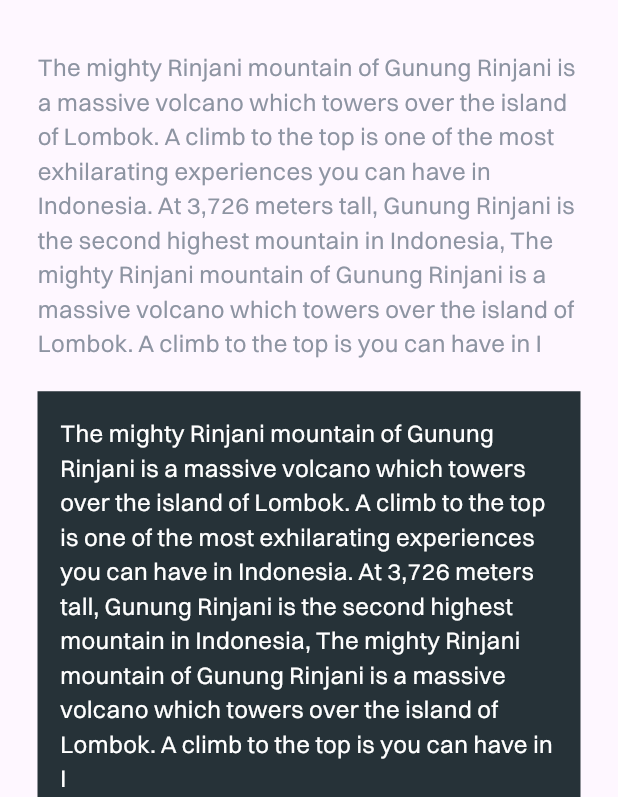
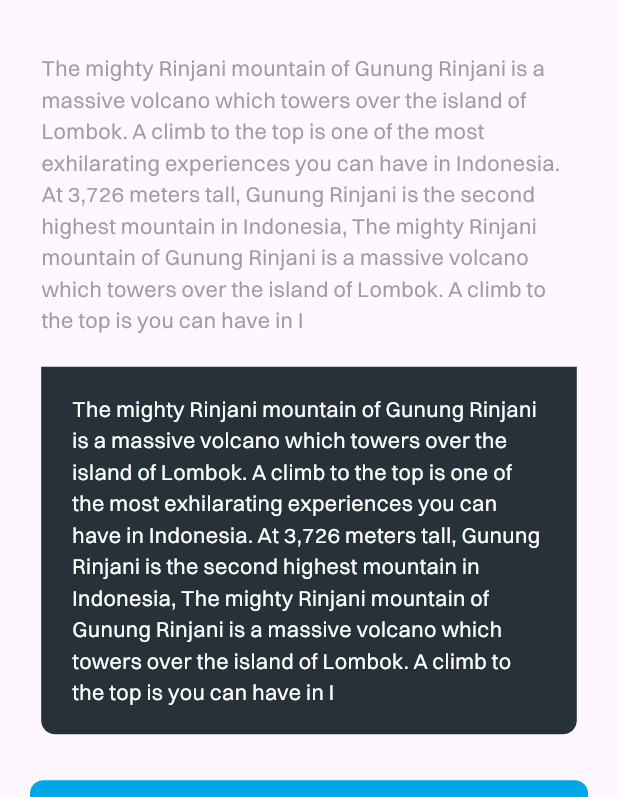
Before and after one commit to codegyept/travellapp, a Flutter app: the AboutUsScreen screen opened by its route, on a phone screen of 412 x 824 dp, the part 439-1236 px from its top. Run offline on Flutter 3.47's test engine with Material 3 defaults, Android fonts, the phone set to English and light mode, and no system bars; our stand-ins replace bloc, dotted_line, flutter_bloc, flutter_screenutil, flutter_svg, get_it and 3 more.

Commit message:
refactor info screens

```diff
--- a/lib/core/utils/app_strings.dart
+++ b/lib/core/utils/app_strings.dart
@@ -412,4 +412,7 @@ Official Channels:
   static const creditDebitCards = "Credit & Debit Cards";
   static const addNewCard = "Add New Card";
   static const payment = "Payment";
+  static const privacyPolicy = "Privacy Policy";
+  static const termsConditions = "Terms & Conditions";
+  static const faqs = "FAQs";
 }
--- a/lib/features/layout_screen/presentation/views/about_us_screen.dart
+++ b/lib/features/layout_screen/presentation/views/about_us_screen.dart
@@ -1,8 +1,10 @@
 import 'package:flutter/material.dart';
+import 'package:flutter_screenutil/flutter_screenutil.dart';
 import 'package:rehlatyuae/core/utils/app_assets.dart';
+import 'package:rehlatyuae/core/utils/app_colors.dart';
 import 'package:rehlatyuae/core/utils/custom_expansion_tile.dart';
+import 'package:rehlatyuae/features/layout_screen/presentation/views/widgets/experiences_section.dart';
 import 'package:rehlatyuae/features/layout_screen/presentation/views/widgets/preview_travels_section.dart';
-import 'package:rehlatyuae/features/layout_screen/presentation/views/widgets/experiences_section.dart';
 import 'package:rehlatyuae/features/layout_screen/presentation/views/widgets/title_section.dart';
 
 class AboutUsScreen extends StatelessWidget {
@@ -19,29 +21,33 @@ class AboutUsScreen extends StatelessWidget {
             imagePath: AppAssets.rectangle,
           ),
           Padding(
-            padding: const EdgeInsets.symmetric(horizontal: 25).copyWith(top: 34),
-            child: const Text(
+            padding: EdgeInsets.symmetric(horizontal: 20.w).copyWith(
+              top: 34.h,
+            ),
+            child: Text(
               'The mighty Rinjani mountain of Gunung Rinjani is a massive volcano which towers over the island of Lombok. A climb to the top is one of the most exhilarating experiences you can have in Indonesia. At 3,726 meters tall, Gunung Rinjani is the second highest mountain in Indonesia, The mighty Rinjani mountain of Gunung Rinjani is a massive volcano which towers over the island of Lombok. A climb to the top is you can have in I',
               style: TextStyle(
-                color: Color(0xFF8D94A2),
-                fontSize: 16,
+                color: AppColors.grey,
+                fontSize: 14.sp,
+                fontWeight: FontWeight.w400,
               ),
             ),
           ),
           Container(
-            padding: const EdgeInsets.symmetric(horizontal: 15, vertical: 17),
-            margin: const EdgeInsets.symmetric(horizontal: 25, vertical: 20),
-            decoration: const BoxDecoration(
-              color: Color(0xFF263238),
+            padding: EdgeInsets.symmetric(horizontal: 15.w, vertical: 17.h),
+            margin: EdgeInsets.symmetric(horizontal: 20.w, vertical: 20.h),
+            decoration: BoxDecoration(
+              color: AppColors.backgroundColorExpansionAndText,
               borderRadius: BorderRadius.vertical(
-                bottom: Radius.circular(9),
+                bottom: Radius.circular(9.r),
               ),
             ),
-            child: const Text(
+            child: Text(
               'The mighty Rinjani mountain of Gunung Rinjani is a massive volcano which towers over the island of Lombok. A climb to the top is one of the most exhilarating experiences you can have in Indonesia. At 3,726 meters tall, Gunung Rinjani is the second highest mountain in Indonesia, The mighty Rinjani mountain of Gunung Rinjani is a massive volcano which towers over the island of Lombok. A climb to the top is you can have in I',
               style: TextStyle(
                 color: Colors.white,
-                fontSize: 16,
+                fontSize: 14.sp,
+                fontWeight: FontWeight.w400,
               ),
             ),
           ),
@@ -57,7 +63,7 @@ class AboutUsScreen extends StatelessWidget {
             title: "Number of evaluations received",
             content: "1000+ Reviews on Rehlatyuae by our Travelers",
           ),
-          const PreviewTravelsSection(),
+          const PreviewTravelsSection(hasBookButton: false),
           const ExperiencesSections(),
         ],
       ),
--- a/lib/features/layout_screen/presentation/views/faq_screen.dart
+++ b/lib/features/layout_screen/presentation/views/faq_screen.dart
@@ -1,5 +1,6 @@
 import 'package:flutter/material.dart';
 import 'package:rehlatyuae/core/utils/app_assets.dart';
+import 'package:rehlatyuae/core/utils/app_strings.dart';
 import 'package:rehlatyuae/core/utils/custom_expansion_tile.dart';
 import 'package:rehlatyuae/features/layout_screen/presentation/views/widgets/title_section.dart';
 
@@ -12,8 +13,8 @@ class FAQsScreen extends StatelessWidget {
       body: ListView(
         children: const [
           TitleSection(
-            title: "FAQs",
-            subTitle: "FAQs",
+            title: AppStrings.faqs,
+            subTitle: AppStrings.faqs,
             imagePath: AppAssets.rectangle,
           ),
           CustomExpansionTile(
--- a/lib/features/layout_screen/presentation/views/privacy_policy_screen.dart
+++ b/lib/features/layout_screen/presentation/views/privacy_policy_screen.dart
@@ -13,12 +13,12 @@ class PrivacyPolicyScreen extends StatelessWidget {
       body: ListView(
         children: const [
           TitleSection(
-            title: "Privacy Policy",
-            subTitle: "Privacy Policy",
+            title: AppStrings.privacyPolicy,
+            subTitle: AppStrings.privacyPolicy,
             imagePath: AppAssets.rectangle,
           ),
           PrivacySection(
-            title: "Privacy Policy",
+            title: AppStrings.privacyPolicy,
             content: AppStrings.privacyPolicyContent,
           ),
         ],
--- a/lib/features/layout_screen/presentation/views/terms_conditions_screen.dart
+++ b/lib/features/layout_screen/presentation/views/terms_conditions_screen.dart
@@ -13,12 +13,12 @@ class TermsConditionsScreen extends StatelessWidget {
       body: ListView(
         children: const [
           TitleSection(
-            title: "Terms & Conditions",
-            subTitle: "Terms & Conditions",
+            title: AppStrings.termsConditions,
+            subTitle: AppStrings.termsConditions,
             imagePath: AppAssets.rectangle,
           ),
           PrivacySection(
-            title: "Terms & Conditions",
+            title: AppStrings.termsConditions,
             content: AppStrings.termsConditionsContent,
           ),
         ],
```
Also changed, not shown: lib/features/layout_screen/presentation/views/widgets/preview_travels_section.dart (+7 -1 lines), lib/features/layout_screen/presentation/views/widgets/privacy_section.dart (+13 -10 lines).
